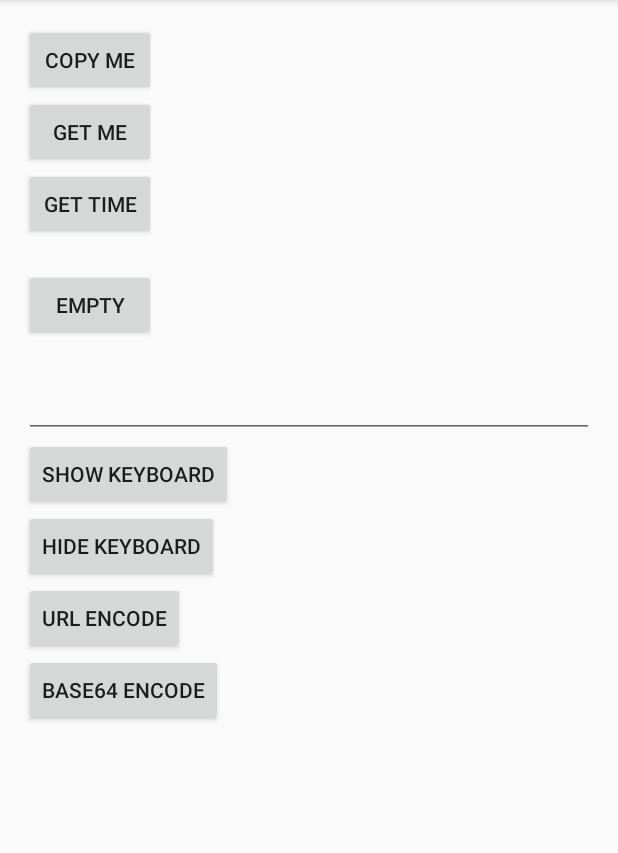
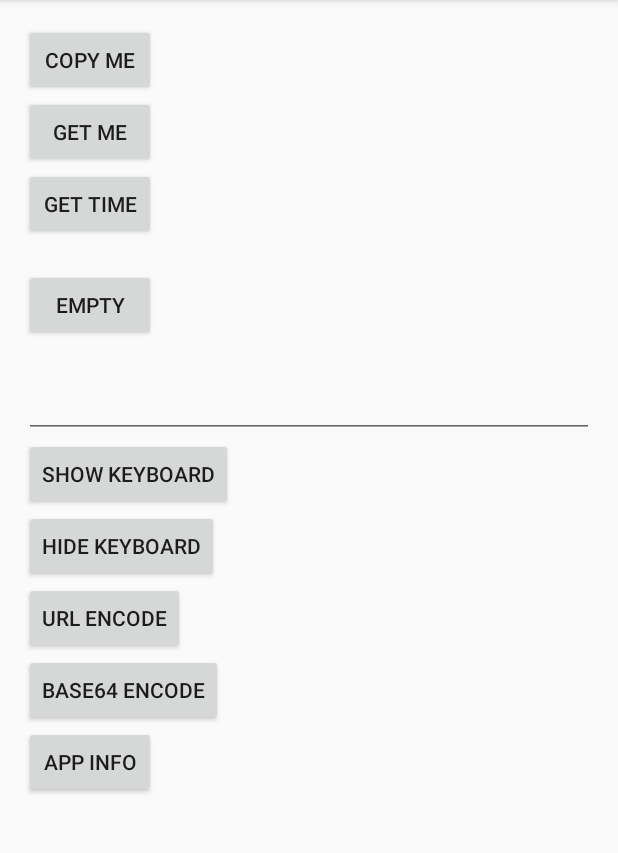
Before and after one commit to zouliping/android-utils, an Android app: the screen it shows after launch (MainActivity), on a phone screen of 412 x 824 dp, the part 84-937 px from its top. Run offline under Robolectric (Android 15) with nearby library versions, the phone set to English and light mode, and no system bars.

Commit message:
新增 App 相关工具类

```diff
--- a/app/src/main/java/me/ellie/utils/MainActivity.java
+++ b/app/src/main/java/me/ellie/utils/MainActivity.java
@@ -12,6 +12,7 @@ import java.util.ArrayList;
 import java.util.Arrays;
 import java.util.List;
 
+import me.ellie.utils.library.AppUtil;
 import me.ellie.utils.library.ClipboardUtil;
 import me.ellie.utils.library.EmptyUtil;
 import me.ellie.utils.library.EncodeUtil;
@@ -24,7 +25,7 @@ public class MainActivity extends AppCompatActivity implements View.OnClickListe
 
     private static final String TAG = MainActivity.class.getSimpleName();
 
-    private TextView tvShowTime, tvEmpty;
+    private TextView tvShowTime, tvEmpty, tvAppInfo;
     private EditText etContent;
 
     @Override
@@ -42,6 +43,8 @@ public class MainActivity extends AppCompatActivity implements View.OnClickListe
         findViewById(R.id.main_hide_keyboard_btn).setOnClickListener(this);
         findViewById(R.id.main_url_encode_btn).setOnClickListener(this);
         findViewById(R.id.main_base64_encode_btn).setOnClickListener(this);
+        tvAppInfo = (TextView) findViewById(R.id.main_app_info_tv);
+        findViewById(R.id.main_app_info_btn).setOnClickListener(this);
     }
 
     @Override
@@ -89,6 +92,11 @@ public class MainActivity extends AppCompatActivity implements View.OnClickListe
                 LogUtil.d(TAG, "base64 encode test:" + EncodeUtil.base64Encode2String("test") + "\n"
                         + "base64 encode 工具类:" + Arrays.toString(EncodeUtil.base64Encode("工具类".getBytes())));
                 break;
+            case R.id.main_app_info_btn:
+                tvAppInfo.setText("app name:" + AppUtil.getAppName(this) + "\n"
+                        + "app version name:" + AppUtil.getAppVersionName(this) + "\n"
+                        + "app version code:" + AppUtil.getAppVersionCode(this));
+                break;
         }
     }
 }
--- a/app/src/main/res/layout/activity_main.xml
+++ b/app/src/main/res/layout/activity_main.xml
@@ -79,6 +79,17 @@
         android:layout_height="wrap_content"
         android:text="base64 encode"/>
 
+    <Button
+        android:id="@+id/main_app_info_btn"
+        android:layout_width="wrap_content"
+        android:layout_height="wrap_content"
+        android:text="app info"/>
+
+    <TextView
+        android:id="@+id/main_app_info_tv"
+        android:layout_width="match_parent"
+        android:layout_height="wrap_content" />
+
 </LinearLayout>
 
 </ScrollView>
```
Also changed, not shown: library/src/main/java/me/ellie/utils/library/AppUtil.java (added, +100 -0 lines).
